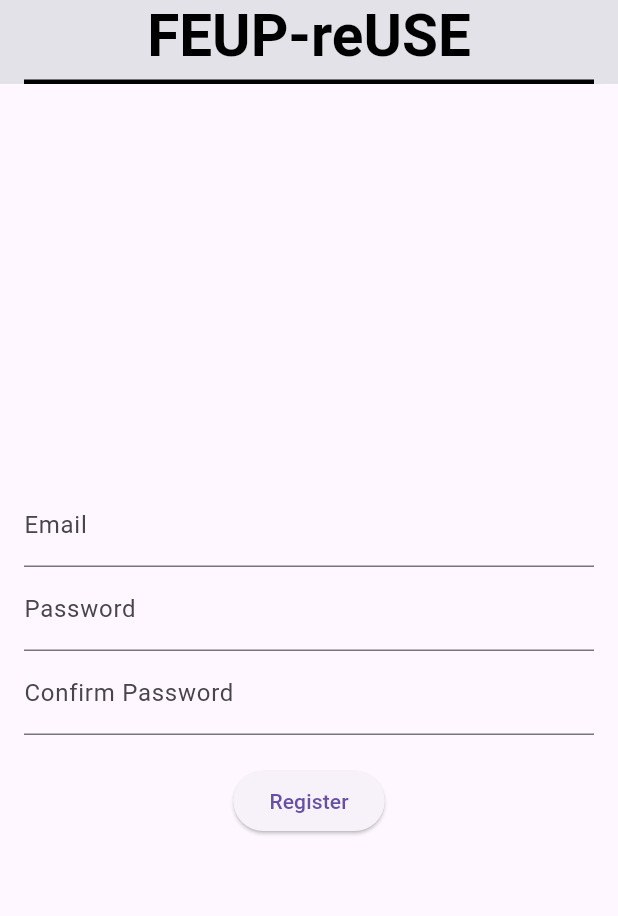
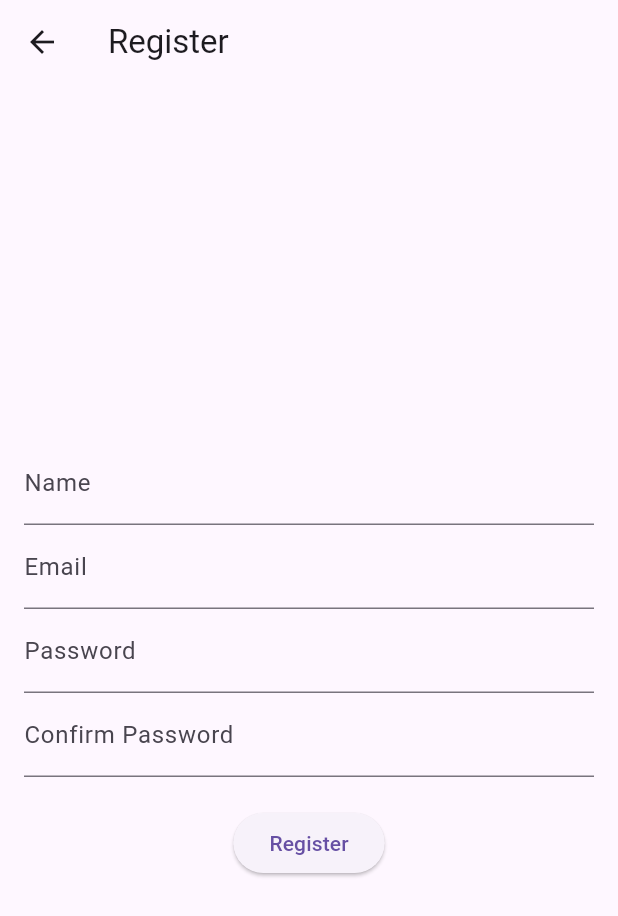
Before and after one commit to leonardomagalhaes21/feup-ESOF, a Flutter app: the screen it shows after launch, after a tap on "Register", on a phone screen of 412 x 824 dp. Shown: the top 916 px of the screen. Run offline on Flutter 3.47's test engine with Material 3 defaults, Android fonts, the phone set to English and light mode, and no system bars; our stand-ins replace cloud_firestore, firebase_auth, firebase_core, flutter_rating_bar, image_picker; accounts and stored records are empty; Roboto replaces fonts that are missing (Poppins).

Commit message:
add name in register

```diff
--- a/app_code/lib/login_screen.dart
+++ b/app_code/lib/login_screen.dart
@@ -51,7 +51,7 @@ class LoginScreen extends StatelessWidget {
                   ),
                   const SizedBox(height: 8.0),
                   Text(
-                    'Ajuda-te a partilhar e encontrar recursos reutilizáveis para um mundo mais sustentável.',
+                    'O FEUP-reUSE ajuda-te a partilhar e encontrar recursos reutilizáveis para um mundo mais sustentável.',
                     style: TextStyle(
                       fontSize: 16.0,
                       color: Colors.black, // Descrição em preto
--- a/app_code/lib/register_screen.dart
+++ b/app_code/lib/register_screen.dart
@@ -1,11 +1,15 @@
 import 'package:flutter/material.dart';
 import 'package:firebase_auth/firebase_auth.dart';
+import 'package:cloud_firestore/cloud_firestore.dart';
+
 import 'main.dart';
 
 class RegisterScreen extends StatelessWidget {
+  final TextEditingController _nameController = TextEditingController();
   final TextEditingController _emailController = TextEditingController();
   final TextEditingController _passwordController = TextEditingController();
-  final TextEditingController _confirmPasswordController = TextEditingController();
+  final TextEditingController _confirmPasswordController =
+      TextEditingController();
 
   RegisterScreen({super.key});
 
@@ -22,6 +26,15 @@ class RegisterScreen extends StatelessWidget {
         email: _emailController.text,
         password: _passwordController.text,
       );
+
+      // Após o registro bem-sucedido, salve o nome do usuário no Firestore
+      await FirebaseFirestore.instance
+          .collection('users')
+          .doc(userCredential.user!.uid) // Use o ID de usuário fornecido pelo FirebaseAuth
+          .set({
+        'name': _nameController.text.trim(),
+      });
+
       Navigator.pushReplacement(
         context,
         MaterialPageRoute(builder: (context) => const MainScreen()),
@@ -35,41 +48,17 @@ class RegisterScreen extends StatelessWidget {
   Widget build(BuildContext context) {
     return Scaffold(
       appBar: AppBar(
-        automaticallyImplyLeading: false,
-        backgroundColor: const Color.fromRGBO(240, 240, 240, 1),
-        title: Column(
-          crossAxisAlignment: CrossAxisAlignment.center,
-          children: [
-            Container(
-              child: const Padding(
-                padding: EdgeInsets.only(
-                  bottom: 4.0,
-                ),
-                child: Text(
-                  'FEUP-reUSE',
-                  style: TextStyle(
-                    fontFamily: 'Poppins',
-                    fontSize: 39.0,
-                    fontWeight: FontWeight.bold,
-                    color: Colors.black,
-                  ),
-                ),
-              ),
-            ),
-            Container(
-              height: 4,
-              color: Colors.black,
-            ),
-          ],
-        ),
-        centerTitle: true,
-        elevation: 4,
+        title: const Text('Register'),
       ),
       body: Padding(
         padding: const EdgeInsets.all(16.0),
         child: Column(
           mainAxisAlignment: MainAxisAlignment.center,
           children: [
+            TextField(
+              controller: _nameController,
+              decoration: const InputDecoration(labelText: 'Name'),
+            ),
             TextField(
               controller: _emailController,
               decoration: const InputDecoration(labelText: 'Email'),
```
Also changed, not shown: 1 other file.
